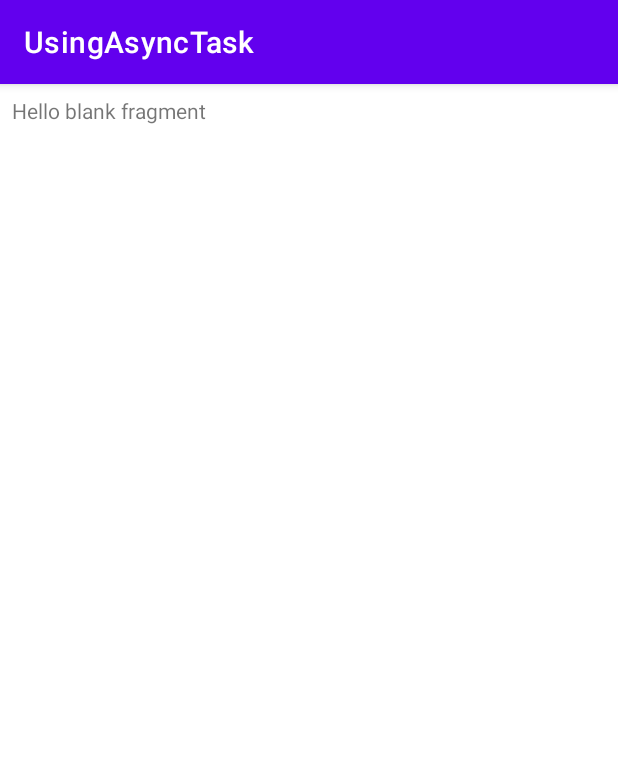
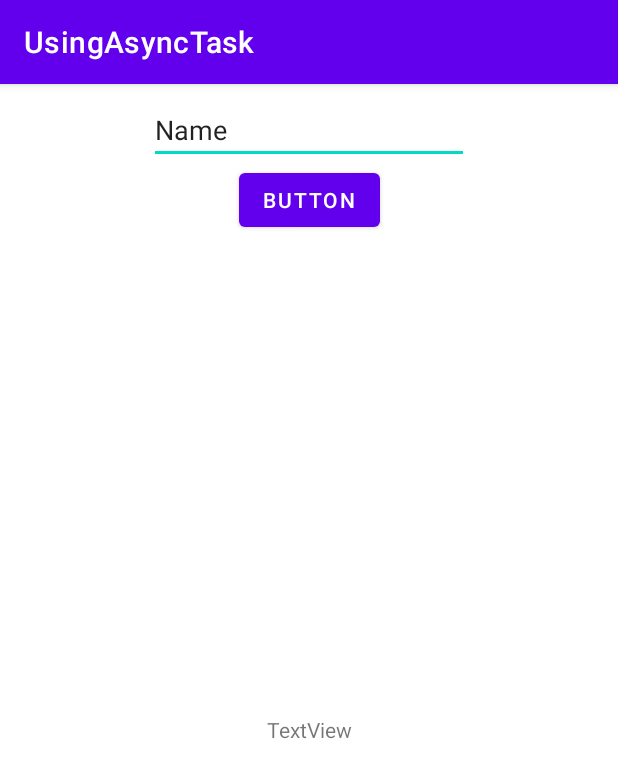
Before and after one commit to FeTanaka/Impacta2023-AsyncTask, an Android app: the screen it shows after launch (MainActivity), on a phone screen of 412 x 824 dp. Shown: the top 778 px of the screen. Run offline under Robolectric (Android 15) with nearby library versions, the phone set to English and light mode, and no system bars; libraries missing offline, so code that uses them is left out: br.com.impacta.

Commit message:
layout do fragment_api.xml

```diff
--- a/app/src/main/res/layout/fragment_api.xml
+++ b/app/src/main/res/layout/fragment_api.xml
@@ -1,14 +1,41 @@
 <?xml version="1.0" encoding="utf-8"?>
-<FrameLayout xmlns:android="http://schemas.android.com/apk/res/android"
+<androidx.constraintlayout.widget.ConstraintLayout xmlns:android="http://schemas.android.com/apk/res/android"
+    xmlns:app="http://schemas.android.com/apk/res-auto"
     xmlns:tools="http://schemas.android.com/tools"
     android:layout_width="match_parent"
     android:layout_height="match_parent"
-    tools:context=".ApiFragment">
+    tools:context=".ApiFragment" >
 
-    <!-- TODO: Update blank fragment layout -->
+    <EditText
+        android:id="@+id/editTextTextPersonName"
+        android:layout_width="wrap_content"
+        android:layout_height="wrap_content"
+        android:ems="10"
+        android:inputType="textPersonName"
+        android:text="Name"
+        app:layout_constraintBottom_toTopOf="@+id/button2"
+        app:layout_constraintEnd_toEndOf="parent"
+        app:layout_constraintStart_toStartOf="parent"
+        app:layout_constraintTop_toTopOf="parent" />
+
+    <Button
+        android:id="@+id/button2"
+        android:layout_width="wrap_content"
+        android:layout_height="wrap_content"
+        android:text="Button"
+        app:layout_constraintBottom_toTopOf="@+id/textView2"
+        app:layout_constraintEnd_toEndOf="parent"
+        app:layout_constraintStart_toStartOf="parent"
+        app:layout_constraintTop_toBottomOf="@+id/editTextTextPersonName" />
+
     <TextView
-        android:layout_width="match_parent"
-        android:layout_height="match_parent"
-        android:text="@string/hello_blank_fragment" />
-
-</FrameLayout>
+        android:id="@+id/textView2"
+        android:layout_width="0dp"
+        android:layout_height="0dp"
+        android:gravity="center"
+        android:text="TextView"
+        app:layout_constraintBottom_toBottomOf="parent"
+        app:layout_constraintEnd_toEndOf="parent"
+        app:layout_constraintStart_toStartOf="parent"
+        app:layout_constraintTop_toBottomOf="@+id/button2" />
+</androidx.constraintlayout.widget.ConstraintLayout>
```
